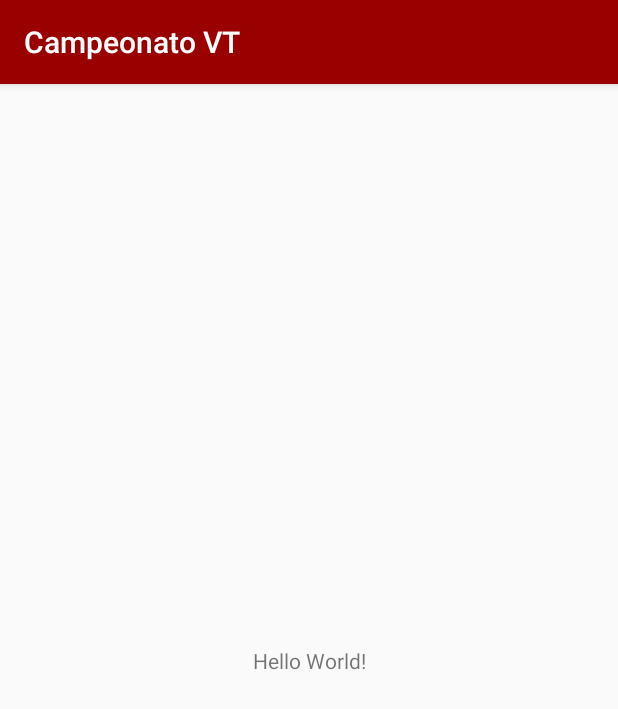
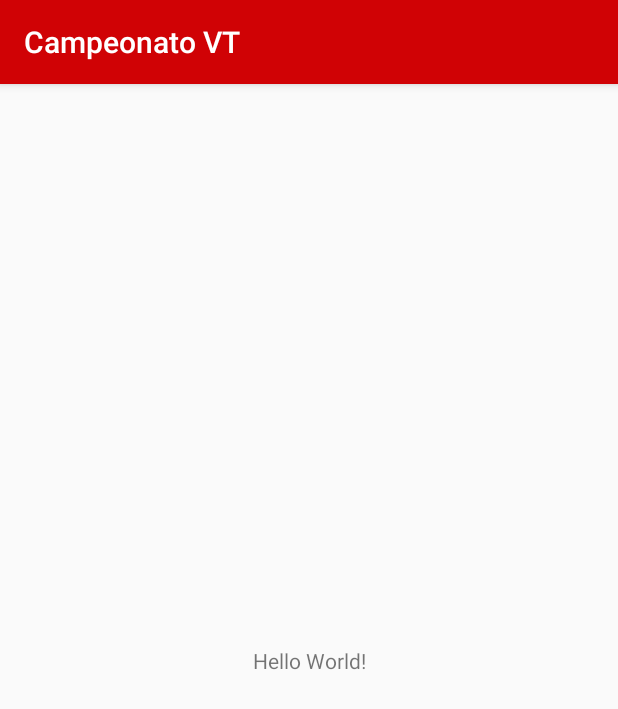
Before and after one commit to BrConsani/CampeonatosVT, an Android app: the screen it shows after launch (DashboardActivity), on a phone screen of 412 x 824 dp. Shown: the top 709 px of the screen. Run offline under Robolectric (Android 15) with nearby library versions, the phone set to English and light mode, and no system bars.

Commit message:
Change colors theme app

```diff
--- a/app/src/main/res/values/colors.xml
+++ b/app/src/main/res/values/colors.xml
@@ -1,7 +1,8 @@
 <?xml version="1.0" encoding="utf-8"?>
 <resources>
-    <color name="colorPrimary">#990000</color>
-    <color name="colorPrimaryDark">#660000</color>
-    <color name="colorAccent">#990000</color>
-    <color name="colorLightGrey">#ededed</color>
+    <color name="colorPrimary">#d00205</color>
+    <color name="colorPrimaryDark">#960000</color>
+    <color name="colorAccent">#d1432b</color>
+    <color name="colorGrey">#424242</color>
+    <color name="colorSelectionGrey">#f5f5f5</color>
 </resources>
```
